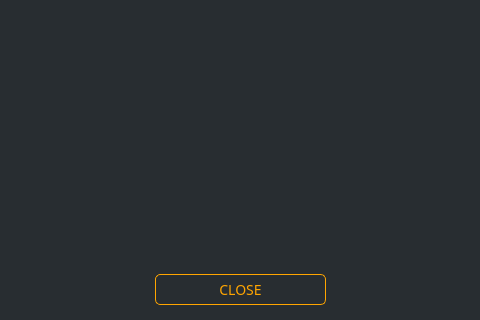
Qt form src/gui/ui/transactiondetailsdialog.ui (ConcealNetwork/conceal-desktop) before a commit; both pictures show x 128 to 608 and y 160 to 480 of the 736 by 480 pixel window.
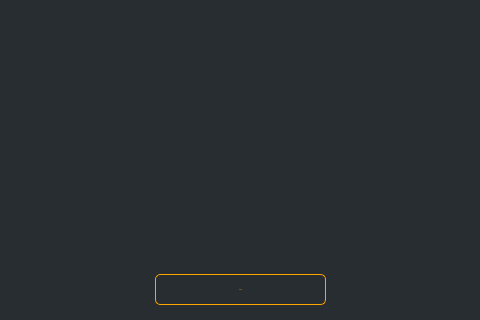
The same form after that commit.

Commit message: Remove fonts and font sizes in preparation for changing them programmatically

```diff
--- a/src/gui/ui/transactiondetailsdialog.ui
+++ b/src/gui/ui/transactiondetailsdialog.ui
@@ -117,8 +117,8 @@
 {
     color: orange;
     border: 1px solid orange;
-    font-size: 14px;
-    border-radius: 5px; font-family: 'Poppins';
+    
+    border-radius: 5px; 
 }
 
 QPushButton#m_okButton:hover
```
Left out of the diff: 10 changed lines with no effect on the pictures. The commit also changes 16 other files.
